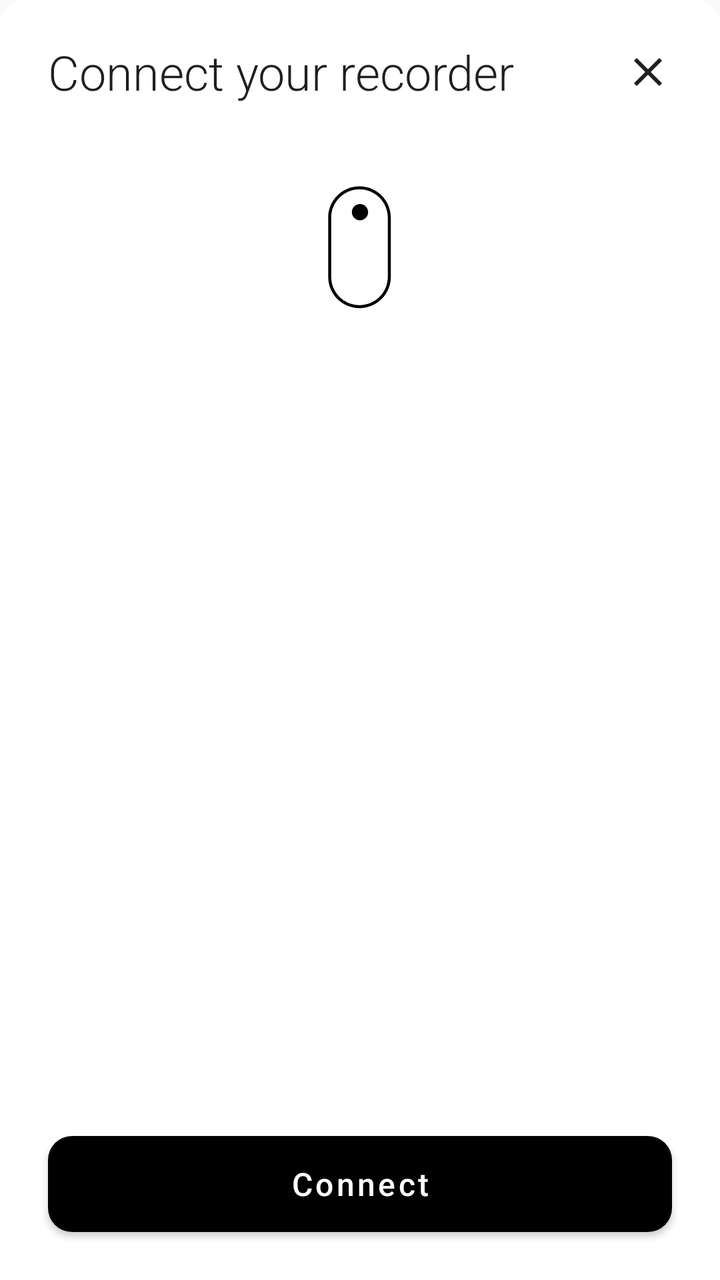
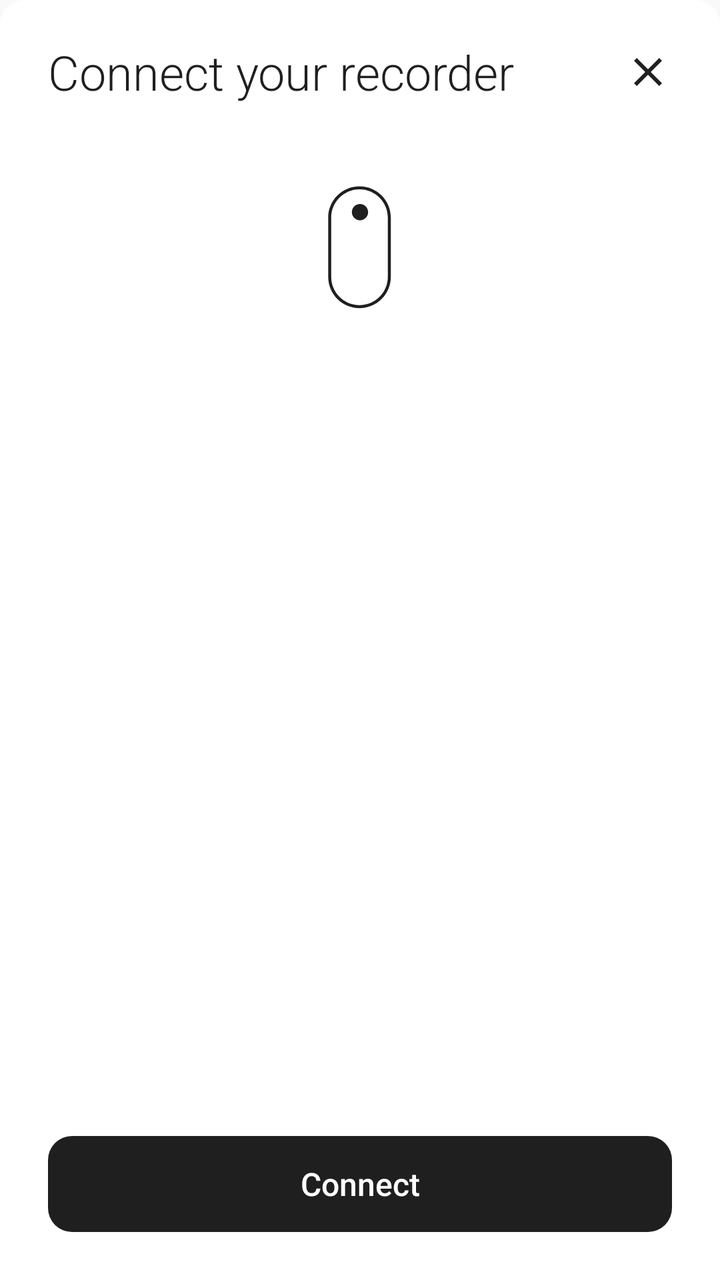

An Android layout rendered at two revisions. The XML below is the earlier revision; the diff shows what the commit changed to produce the second picture.
<!-- AndroidManifest.xml: application theme Theme.PlaudBridge -->
<!-- res/layout/fragment_device_connect.xml -->
<?xml version="1.0" encoding="utf-8"?>
<LinearLayout xmlns:android="http://schemas.android.com/apk/res/android"
    xmlns:app="http://schemas.android.com/apk/res-auto"
    android:layout_width="match_parent"
    android:layout_height="378dp"
    android:background="@drawable/bg_bottom_sheet"
    android:orientation="vertical"
    android:paddingTop="16dp">

    
    <FrameLayout
        android:layout_width="match_parent"
        android:layout_height="wrap_content"
        android:paddingStart="24dp"
        android:paddingEnd="16dp">

        <TextView
            android:id="@+id/sheetTitle"
            android:layout_width="wrap_content"
            android:layout_height="wrap_content"
            android:layout_gravity="start|center_vertical"
            android:fontFamily="sans-serif-light"
            android:text="@string/connect_device"
            android:textColor="@color/text_primary"
            android:textSize="24sp" />

        <ImageButton
            android:id="@+id/closeButton"
            android:layout_width="40dp"
            android:layout_height="40dp"
            android:layout_gravity="end|center_vertical"
            android:background="?attr/selectableItemBackgroundBorderless"
            android:contentDescription="@string/cd_close"
            android:src="@drawable/ic_close"
            android:tint="@color/text_primary" />
    </FrameLayout>

    
    <ImageView
        android:id="@+id/deviceIcon"
        android:layout_width="88dp"
        android:layout_height="88dp"
        android:layout_gravity="center_horizontal"
        android:layout_marginTop="24dp"
        android:contentDescription="@null"
        android:src="@drawable/icon_notepin" />

    
    <TextView
        android:id="@+id/deviceNameLabel"
        android:layout_width="wrap_content"
        android:layout_height="wrap_content"
        android:layout_gravity="center_horizontal"
        android:layout_marginTop="16dp"
        android:fontFamily="sans-serif-light"
        android:textColor="@color/text_primary"
        android:textSize="20sp"
        android:text="" />

    
    <TextView
        android:id="@+id/deviceSnLabel"
        android:layout_width="wrap_content"
        android:layout_height="wrap_content"
        android:layout_gravity="center_horizontal"
        android:layout_marginTop="4dp"
        android:fontFamily="sans-serif"
        android:textColor="@color/text_secondary"
        android:textSize="14sp"
        android:text="" />

    
    <LinearLayout
        android:id="@+id/dotsContainer"
        android:layout_width="wrap_content"
        android:layout_height="wrap_content"
        android:layout_gravity="center_horizontal"
        android:layout_marginTop="16dp"
        android:orientation="horizontal"
        android:visibility="gone" />

    
    <LinearLayout
        android:id="@+id/connectingRow"
        android:layout_width="wrap_content"
        android:layout_height="wrap_content"
        android:layout_gravity="center_horizontal"
        android:layout_marginTop="16dp"
        android:gravity="center_vertical"
        android:orientation="horizontal"
        android:visibility="gone">

        <ProgressBar
            android:layout_width="16dp"
            android:layout_height="16dp"
            android:indeterminate="true" />

        <TextView
            android:layout_width="wrap_content"
            android:layout_height="wrap_content"
            android:layout_marginStart="8dp"
            android:fontFamily="sans-serif"
            android:text="@string/connecting"
            android:textColor="@color/text_secondary"
            android:textSize="14sp" />
    </LinearLayout>

    <View
        android:layout_width="0dp"
        android:layout_height="0dp"
        android:layout_weight="1" />

    
    <Button
        android:id="@+id/connectButton"
        android:layout_width="match_parent"
        android:layout_height="48dp"
        android:layout_marginStart="24dp"
        android:layout_marginEnd="24dp"
        android:layout_marginBottom="24dp"
        android:background="@drawable/bg_primary_button"
        app:backgroundTint="@null"
        android:fontFamily="sans-serif-medium"
        android:text="@string/connect"
        android:textAllCaps="false"
        android:textColor="@color/white"
        android:textSize="16sp" />

</LinearLayout>
<!-- resources referenced by this layout -->
<resources>
  <color name="text_primary">#1F1F1F</color>
  <color name="text_secondary">#A3A3A3</color>
  <color name="white">#FFFFFF</color>
  <!-- drawable bg_bottom_sheet (drawable) -->
  <?xml version="1.0" encoding="utf-8"?>
  <shape xmlns:android="http://schemas.android.com/apk/res/android"
      android:shape="rectangle">
      <solid android:color="@color/white" />
      <corners
          android:topLeftRadius="12dp"
          android:topRightRadius="12dp" />
  </shape>
  <!-- drawable bg_primary_button (drawable) -->
  <?xml version="1.0" encoding="utf-8"?>
  <shape xmlns:android="http://schemas.android.com/apk/res/android"
      android:shape="rectangle">
      <solid android:color="@color/black" />
      <corners android:radius="12dp" />
  </shape>
  <!-- drawable icon_notepin (drawable) -->
  <?xml version="1.0" encoding="utf-8"?>
  <vector xmlns:android="http://schemas.android.com/apk/res/android"
      android:width="88dp" android:height="88dp"
      android:viewportWidth="88.0" android:viewportHeight="88.0">
      <path
          android:pathData="M43.7598 13.1836C52.406 13.1838 59.415 20.1935 59.415 28.8398V58.4277C59.4149 67.0739 52.4059 74.0837 43.7598 74.084C35.1134 74.084 28.1037 67.0741 28.1035 58.4277V28.8398C28.1035 20.1934 35.1133 13.1836 43.7598 13.1836ZM43.7598 14.6836C35.9417 14.6836 29.6035 21.0218 29.6035 28.8398V58.4277C29.6037 66.2456 35.9418 72.584 43.7598 72.584C51.5775 72.5837 57.9149 66.2455 57.915 58.4277V28.8398C57.915 21.022 51.5776 14.6838 43.7598 14.6836ZM44.001 22C46.2461 22 48.0664 23.8203 48.0664 26.0654C48.0663 28.3105 46.2461 30.1309 44.001 30.1309C41.7559 30.1308 39.9357 28.3105 39.9355 26.0654C39.9355 23.8203 41.7559 22.0001 44.001 22Z"
          android:fillColor="#FF000000" />
  </vector>
  <style name="Theme.PlaudBridge" parent="Theme.MaterialComponents.Light.NoActionBar">
          <item name="colorPrimary">#1F1F1F</item>
          <item name="colorPrimaryVariant">#1F1F1F</item>
          <item name="colorOnPrimary">#FFFFFF</item>
          <item name="colorSecondary">#6CAE85</item>
          <item name="colorOnSecondary">#FFFFFF</item>
          <item name="android:windowBackground">@color/bg_primary</item>
          <item name="android:statusBarColor">@color/bg_primary</item>
          <item name="android:windowLightStatusBar">true</item>
          <item name="windowActionBar">false</item>
          <item name="windowNoTitle">true</item>
      </style>
  <color name="black">#000000</color>
  <color name="bg_primary">#F9F9F9</color>
  <!-- unchanged entries left out for length: 5 -->
</resources>

<!-- the commit's change to res/layout/fragment_device_connect.xml (unified diff, before → after) -->
@@ -21,7 +21,7 @@
             android:layout_gravity="start|center_vertical"
             android:fontFamily="sans-serif-light"
             android:text="@string/connect_device"
-            android:textColor="@color/text_primary"
+            android:textColor="?attr/colorOnSurface"
             android:textSize="24sp" />
 
         <ImageButton
@@ -32,7 +32,7 @@
             android:background="?attr/selectableItemBackgroundBorderless"
             android:contentDescription="@string/cd_close"
             android:src="@drawable/ic_close"
-            android:tint="@color/text_primary" />
+            app:tint="?attr/colorOnSurface" />
     </FrameLayout>
 
     
@@ -53,7 +53,7 @@
         android:layout_gravity="center_horizontal"
         android:layout_marginTop="16dp"
         android:fontFamily="sans-serif-light"
-        android:textColor="@color/text_primary"
+        android:textColor="?attr/colorOnSurface"
         android:textSize="20sp"
         android:text="" />
 
@@ -65,7 +65,7 @@
         android:layout_gravity="center_horizontal"
         android:layout_marginTop="4dp"
         android:fontFamily="sans-serif"
-        android:textColor="@color/text_secondary"
+        android:textColor="?attr/colorOnSurfaceVariant"
         android:textSize="14sp"
         android:text="" />
 
@@ -93,7 +93,8 @@
         <ProgressBar
             android:layout_width="16dp"
             android:layout_height="16dp"
-            android:indeterminate="true" />
+            android:indeterminate="true"
+            android:indeterminateTint="?attr/colorPrimary" />
 
         <TextView
             android:layout_width="wrap_content"
@@ -101,7 +102,7 @@
             android:layout_marginStart="8dp"
             android:fontFamily="sans-serif"
             android:text="@string/connecting"
-            android:textColor="@color/text_secondary"
+            android:textColor="?attr/colorOnSurfaceVariant"
             android:textSize="14sp" />
     </LinearLayout>
 
@@ -111,19 +112,15 @@
         android:layout_weight="1" />
 
     
-    <Button
+    <com.google.android.material.button.MaterialButton
         android:id="@+id/connectButton"
+        style="@style/Widget.PlaudBridge.Button"
         android:layout_width="match_parent"
         android:layout_height="48dp"
         android:layout_marginStart="24dp"
         android:layout_marginEnd="24dp"
         android:layout_marginBottom="24dp"
-        android:background="@drawable/bg_primary_button"
-        app:backgroundTint="@null"
-        android:fontFamily="sans-serif-medium"
         android:text="@string/connect"
-        android:textAllCaps="false"
-        android:textColor="@color/white"
         android:textSize="16sp" />
 
 </LinearLayout>
<!-- resource entries referenced after the edit -->
@@ -1,47 +1,141 @@
 <!-- resources referenced by this layout -->
 <resources>
-  <color name="text_primary">#1F1F1F</color>
-  <color name="text_secondary">#A3A3A3</color>
-  <color name="white">#FFFFFF</color>
   <!-- drawable bg_bottom_sheet (drawable) -->
   <?xml version="1.0" encoding="utf-8"?>
   <shape xmlns:android="http://schemas.android.com/apk/res/android"
       android:shape="rectangle">
-      <solid android:color="@color/white" />
+      <solid android:color="?attr/colorSurface" />
       <corners
           android:topLeftRadius="12dp"
           android:topRightRadius="12dp" />
   </shape>
-  <!-- drawable bg_primary_button (drawable) -->
-  <?xml version="1.0" encoding="utf-8"?>
-  <shape xmlns:android="http://schemas.android.com/apk/res/android"
-      android:shape="rectangle">
-      <solid android:color="@color/black" />
-      <corners android:radius="12dp" />
-  </shape>
   <!-- drawable icon_notepin (drawable) -->
   <?xml version="1.0" encoding="utf-8"?>
   <vector xmlns:android="http://schemas.android.com/apk/res/android"
-      android:width="88dp" android:height="88dp"
-      android:viewportWidth="88.0" android:viewportHeight="88.0">
+      android:width="88dp"
+      android:height="88dp"
+      android:viewportWidth="88.0"
+      android:viewportHeight="88.0"
+      android:tint="?attr/colorOnSurface">
       <path
-          android:pathData="M43.7598 13.1836C52.406 13.1838 59.415 20.1935 59.415 28.8398V58.4277C59.4149 67.0739 52.4059 74.0837 43.7598 74.084C35.1134 74.084 28.1037 67.0741 28.1035 58.4277V28.8398C28.1035 20.1934 35.1133 13.1836 43.7598 13.1836ZM43.7598 14.6836C35.9417 14.6836 29.6035 21.0218 29.6035 28.8398V58.4277C29.6037 66.2456 35.9418 72.584 43.7598 72.584C51.5775 72.5837 57.9149 66.2455 57.915 58.4277V28.8398C57.915 21.022 51.5776 14.6838 43.7598 14.6836ZM44.001 22C46.2461 22 48.0664 23.8203 48.0664 26.0654C48.0663 28.3105 46.2461 30.1309 44.001 30.1309C41.7559 30.1308 39.9357 28.3105 39.9355 26.0654C39.9355 23.8203 41.7559 22.0001 44.001 22Z"
-          android:fillColor="#FF000000" />
+          android:fillColor="@android:color/white"
+          android:pathData="M43.7598 13.1836C52.406 13.1838 59.415 20.1935 59.415 28.8398V58.4277C59.4149 67.0739 52.4059 74.0837 43.7598 74.084C35.1134 74.084 28.1037 67.0741 28.1035 58.4277V28.8398C28.1035 20.1934 35.1133 13.1836 43.7598 13.1836ZM43.7598 14.6836C35.9417 14.6836 29.6035 21.0218 29.6035 28.8398V58.4277C29.6037 66.2456 35.9418 72.584 43.7598 72.584C51.5775 72.5837 57.9149 66.2455 57.915 58.4277V28.8398C57.915 21.022 51.5776 14.6838 43.7598 14.6836ZM44.001 22C46.2461 22 48.0664 23.8203 48.0664 26.0654C48.0663 28.3105 46.2461 30.1309 44.001 30.1309C41.7559 30.1308 39.9357 28.3105 39.9355 26.0654C39.9355 23.8203 41.7559 22.0001 44.001 22Z" />
   </vector>
-  <style name="Theme.PlaudBridge" parent="Theme.MaterialComponents.Light.NoActionBar">
-          <item name="colorPrimary">#1F1F1F</item>
-          <item name="colorPrimaryVariant">#1F1F1F</item>
-          <item name="colorOnPrimary">#FFFFFF</item>
-          <item name="colorSecondary">#6CAE85</item>
-          <item name="colorOnSecondary">#FFFFFF</item>
-          <item name="android:windowBackground">@color/bg_primary</item>
-          <item name="android:statusBarColor">@color/bg_primary</item>
-          <item name="android:windowLightStatusBar">true</item>
+  <style name="Widget.PlaudBridge.Button" parent="Widget.MaterialComponents.Button.UnelevatedButton">
+          <item name="android:textAllCaps">false</item>
+          <item name="android:fontFamily">sans-serif-medium</item>
+          <item name="android:textSize">14sp</item>
+          <item name="android:letterSpacing">0</item>
+          <item name="android:insetTop">0dp</item>
+          <item name="android:insetBottom">0dp</item>
+          <item name="android:minWidth">0dp</item>
+          <item name="android:minHeight">36dp</item>
+          <item name="android:paddingStart">16dp</item>
+          <item name="android:paddingEnd">16dp</item>
+          <item name="android:textColor">@color/pb_button_filled_text</item>
+          <item name="backgroundTint">@color/pb_button_filled_bg</item>
+          <item name="rippleColor">@color/pb_button_filled_ripple</item>
+          <item name="cornerRadius">12dp</item>
+          <item name="iconTint">@color/pb_button_filled_text</item>
+      </style>
+  <style name="Theme.PlaudBridge" parent="Base.Theme.PlaudBridge" />
+  <style name="Base.Theme.PlaudBridge" parent="Theme.MaterialComponents.DayNight.NoActionBar">
+          <item name="colorPrimary">@color/pb_primary</item>
+          <item name="colorPrimaryVariant">@color/pb_primary</item>
+          <item name="colorOnPrimary">@color/pb_on_primary</item>
+          
+          <item name="colorSecondary">@color/pb_primary</item>
+          <item name="colorSecondaryVariant">@color/pb_primary</item>
+          <item name="colorOnSecondary">@color/pb_on_primary</item>
+          <item name="colorSurface">@color/pb_surface</item>
+          <item name="colorOnSurface">@color/pb_on_surface</item>
+          <item name="colorSurfaceVariant">@color/pb_surface_variant</item>
+          <item name="colorOnSurfaceVariant">@color/pb_on_surface_variant</item>
+          <item name="colorOutline">@color/pb_outline</item>
+          <item name="colorError">@color/pb_error</item>
+          <item name="colorOnError">@color/pb_on_primary</item>
+          <item name="android:colorBackground">@color/pb_background</item>
+          <item name="colorOnBackground">@color/pb_on_surface</item>
+          <item name="colorControlNormal">@color/pb_on_surface_variant</item>
+          <item name="android:textColorPrimary">@color/pb_on_surface</item>
+          <item name="android:textColorSecondary">@color/pb_on_surface_variant</item>
+          <item name="android:textColorHint">@color/pb_on_surface_variant</item>
+          <item name="android:textColorLink">@color/pb_on_surface</item>
+  
+          <item name="pbColorTextBody">@color/pb_text_body</item>
+          <item name="pbColorDivider">@color/pb_divider</item>
+          <item name="pbColorSuccess">@color/pb_success</item>
+          <item name="pbColorWarning">@color/pb_warning</item>
+          <item name="pbColorHighlightAccent">@color/pb_warning</item>
+          <item name="pbColorHighlightFlash">@color/pb_highlight_flash</item>
+          <item name="pbColorSelectionTint">@color/pb_selection_tint</item>
+  
+          <item name="android:windowBackground">@color/pb_background</item>
+          <item name="android:statusBarColor">@color/pb_background</item>
+          <item name="android:windowLightStatusBar">@bool/pb_light_system_bars</item>
           <item name="windowActionBar">false</item>
           <item name="windowNoTitle">true</item>
+  
+          <item name="materialButtonStyle">@style/Widget.PlaudBridge.Button</item>
+          <item name="materialButtonOutlinedStyle">@style/Widget.PlaudBridge.Button.Outlined</item>
+          <item name="materialAlertDialogTheme">@style/ThemeOverlay.PlaudBridge.Dialog</item>
+          <item name="alertDialogTheme">@style/ThemeOverlay.PlaudBridge.Dialog</item>
+          <item name="bottomSheetDialogTheme">@style/ThemeOverlay.PlaudBridge.BottomSheet</item>
       </style>
-  <color name="black">#000000</color>
-  <color name="bg_primary">#F9F9F9</color>
+  <color name="pb_primary">#1F1F1F</color>
+  <color name="pb_on_primary">#FFFFFF</color>
+  <color name="pb_surface">#FFFFFF</color>
+  <color name="pb_on_surface">#1F1F1F</color>
+  <color name="pb_surface_variant">#EFEFEF</color>
+  <color name="pb_on_surface_variant">#646464</color>
+  <color name="pb_outline">#C6C6C6</color>
+  <color name="pb_error">#C93B2F</color>
+  <color name="pb_background">#F9F9F9</color>
+  <color name="pb_text_body">#3D3D3D</color>
+  <color name="pb_divider">#EBEBEB</color>
+  <color name="pb_success">#357A50</color>
+  <color name="pb_warning">#9E5C00</color>
+  <color name="pb_highlight_flash">#33FF9500</color>
+  <color name="pb_selection_tint">#1F3D3D3D</color>
+  <style name="Widget.PlaudBridge.Button.Outlined" parent="Widget.MaterialComponents.Button.OutlinedButton">
+          <item name="android:textAllCaps">false</item>
+          <item name="android:fontFamily">sans-serif-medium</item>
+          <item name="android:textSize">14sp</item>
+          <item name="android:letterSpacing">0</item>
+          <item name="android:insetTop">0dp</item>
+          <item name="android:insetBottom">0dp</item>
+          <item name="android:minWidth">0dp</item>
+          <item name="android:minHeight">36dp</item>
+          <item name="android:paddingStart">16dp</item>
+          <item name="android:paddingEnd">16dp</item>
+          <item name="android:textColor">@color/pb_button_outlined_text</item>
+          <item name="backgroundTint">?attr/colorSurface</item>
+          <item name="strokeColor">@color/pb_button_outlined_stroke</item>
+          <item name="strokeWidth">1dp</item>
+          <item name="rippleColor">@color/pb_button_outlined_ripple</item>
+          <item name="cornerRadius">12dp</item>
+          <item name="iconTint">@color/pb_button_outlined_text</item>
+      </style>
+  <style name="ThemeOverlay.PlaudBridge.Dialog" parent="ThemeOverlay.MaterialComponents.MaterialAlertDialog">
+          <item name="colorPrimary">@color/pb_primary</item>
+          <item name="colorOnSurface">@color/pb_on_surface</item>
+          <item name="android:textColorPrimary">@color/pb_on_surface</item>
+          <item name="android:textColorSecondary">@color/pb_text_body</item>
+          <item name="android:textColorAlertDialogListItem">@color/pb_on_surface</item>
+          <item name="shapeAppearanceOverlay">@style/ShapeAppearanceOverlay.PlaudBridge.Dialog</item>
+      </style>
+  <style name="ThemeOverlay.PlaudBridge.BottomSheet" parent="ThemeOverlay.MaterialComponents.BottomSheetDialog">
+          <item name="bottomSheetStyle">@style/Widget.PlaudBridge.BottomSheet</item>
+          <item name="android:navigationBarColor">@color/pb_surface</item>
+      </style>
+  <style name="ShapeAppearanceOverlay.PlaudBridge.Dialog" parent="">
+          <item name="cornerFamily">rounded</item>
+          <item name="cornerSize">16dp</item>
+      </style>
+  <style name="Widget.PlaudBridge.BottomSheet" parent="Widget.MaterialComponents.BottomSheet.Modal">
+          <item name="android:background">@android:color/transparent</item>
+          <item name="backgroundTint">@android:color/transparent</item>
+      </style>
   <!-- unchanged entries left out for length: 5 -->
 </resources>
 
